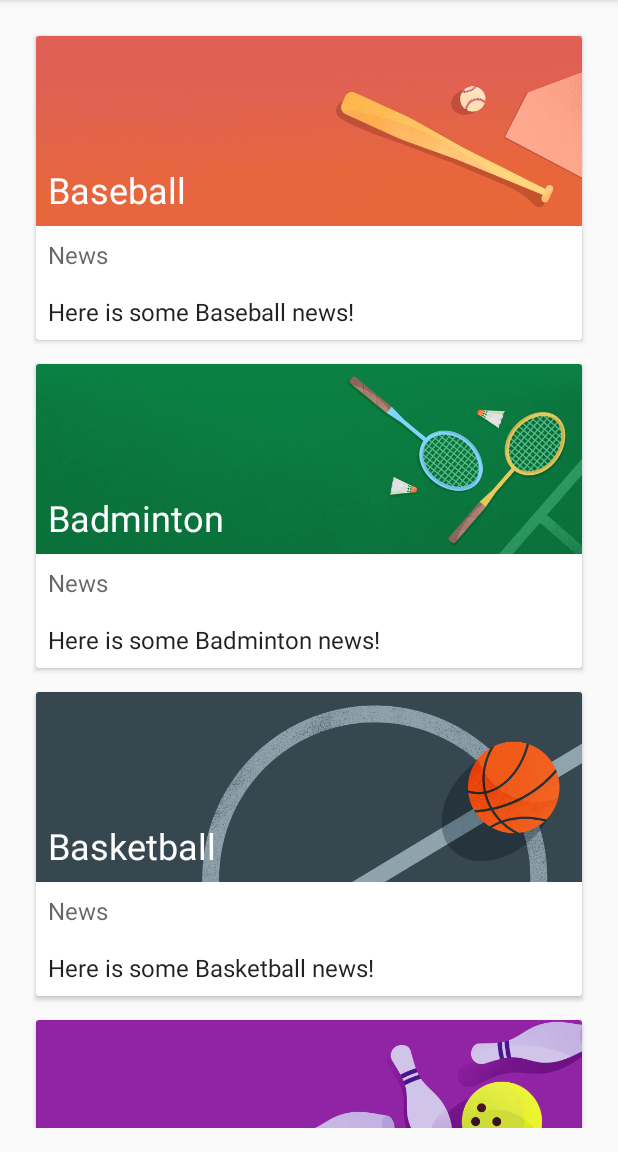
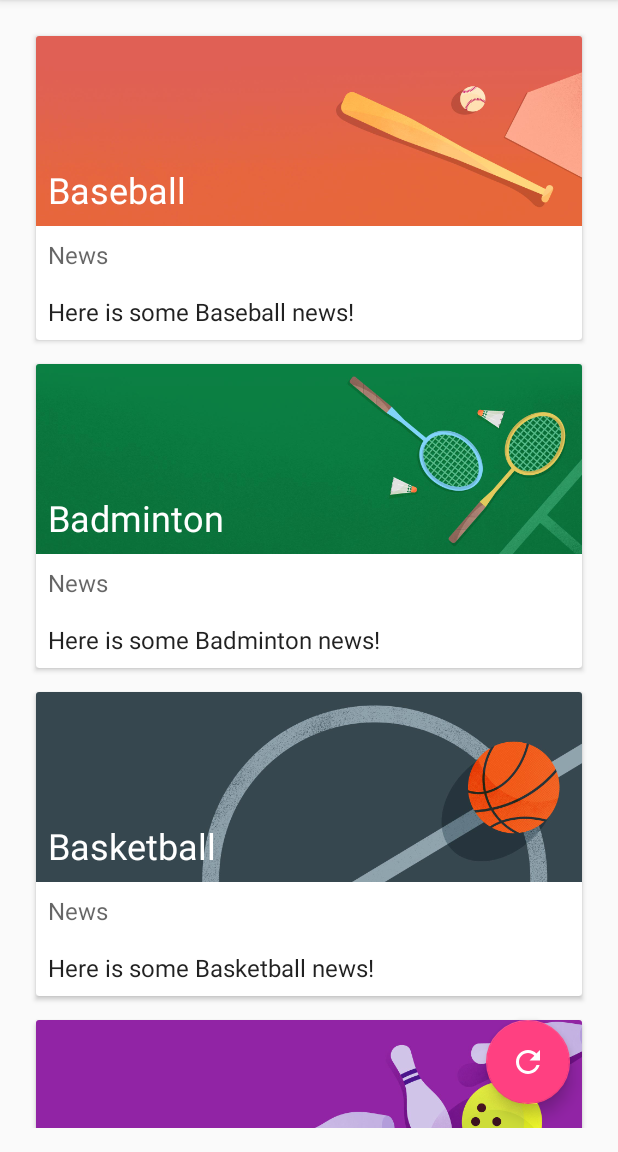
Before and after one commit to thom1376/Lab5, an Android app: the screen it shows after launch (MainActivity), on a phone screen of 412 x 824 dp, the part 84-1236 px from its top. Run offline under Robolectric (Android 15) with nearby library versions, the phone set to English and light mode, and no system bars; pictures from the network do not load.

Commit message:
Implement FAB reset button in MaterialMe project

```diff
--- a/MaterialMe-Starter/app/build.gradle
+++ b/MaterialMe-Starter/app/build.gradle
@@ -26,4 +26,5 @@
     implementation 'com.android.support:recyclerview-v7:27.1.1'
     implementation 'com.android.support:cardview-v7:27.1.1'
     implementation 'com.github.bumptech.glide:glide:3.7.0'
+    implementation 'com.android.support:design:27.1.1'
 }
--- a/MaterialMe-Starter/app/src/main/java/com/example/android/materialme/MainActivity.java
+++ b/MaterialMe-Starter/app/src/main/java/com/example/android/materialme/MainActivity.java
@@ -22,6 +22,7 @@
 import android.support.v7.widget.LinearLayoutManager;
 import android.support.v7.widget.RecyclerView;
 import android.support.v7.widget.helper.ItemTouchHelper;
+import android.view.View;
 
 import java.util.ArrayList;
 import java.util.Collections;
@@ -104,4 +105,8 @@
             mAdapter.notifyItemRemoved(viewHolder.getAdapterPosition());
         }
     });
+
+    public void resetSports(View view) {
+        initializeData();
+    }
 }
--- /dev/null
+++ b/MaterialMe-Starter/app/src/main/res/drawable/ic_reset.xml
@@ -0,0 +1,9 @@
+<vector xmlns:android="http://schemas.android.com/apk/res/android"
+        android:width="24dp"
+        android:height="24dp"
+        android:viewportWidth="24.0"
+        android:viewportHeight="24.0">
+    <path
+        android:fillColor="#FF000000"
+        android:pathData="M17.65,6.35C16.2,4.9 14.21,4 12,4c-4.42,0 -7.99,3.58 -7.99,8s3.57,8 7.99,8c3.73,0 6.84,-2.55 7.73,-6h-2.08c-0.82,2.33 -3.04,4 -5.65,4 -3.31,0 -6,-2.69 -6,-6s2.69,-6 6,-6c1.66,0 3.14,0.69 4.22,1.78L13,11h7V4l-2.35,2.35z"/>
+</vector>
--- a/MaterialMe-Starter/app/src/main/res/layout/activity_main.xml
+++ b/MaterialMe-Starter/app/src/main/res/layout/activity_main.xml
@@ -1,5 +1,4 @@
-<?xml version="1.0" encoding="utf-8"?>
-<!--
+<?xml version="1.0" encoding="utf-8"?><!--
   Copyright 2018 Google Inc.
 
   Licensed under the Apache License, Version 2.0 (the "License");
@@ -18,16 +17,27 @@
     xmlns:tools="http://schemas.android.com/tools"
     android:layout_width="match_parent"
     android:layout_height="match_parent"
+    android:paddingLeft="@dimen/activity_horizontal_margin"
+    android:paddingTop="@dimen/activity_vertical_margin"
+    android:paddingRight="@dimen/activity_horizontal_margin"
     android:paddingBottom="@dimen/activity_vertical_margin"
-    android:paddingLeft="@dimen/activity_horizontal_margin"
-    android:paddingRight="@dimen/activity_horizontal_margin"
-    android:paddingTop="@dimen/activity_vertical_margin"
     tools:context="com.example.android.materialme.MainActivity">
 
     <android.support.v7.widget.RecyclerView
         android:id="@+id/recyclerView"
-        android:scrollbars="vertical"
         android:layout_width="match_parent"
-        android:layout_height="match_parent" />
+        android:layout_height="match_parent"
+        android:scrollbars="vertical" />
+
+    <android.support.design.widget.FloatingActionButton
+        android:layout_width="wrap_content"
+        android:layout_height="wrap_content"
+        android:layout_alignParentEnd="true"
+        android:layout_alignParentRight="true"
+        android:layout_alignParentBottom="true"
+        android:layout_margin="16dp"
+        android:onClick="resetSports"
+        android:src="@drawable/ic_reset"
+        android:tint="@android:color/white" />
 
 </RelativeLayout>
```
